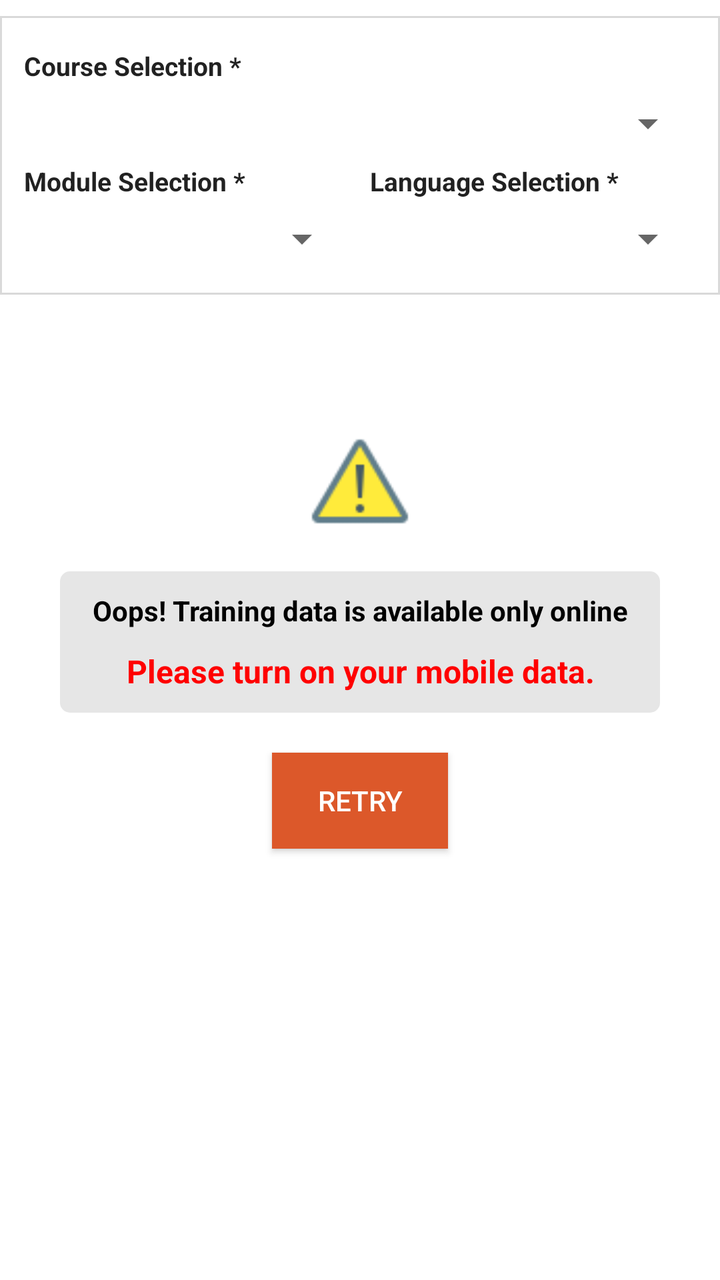
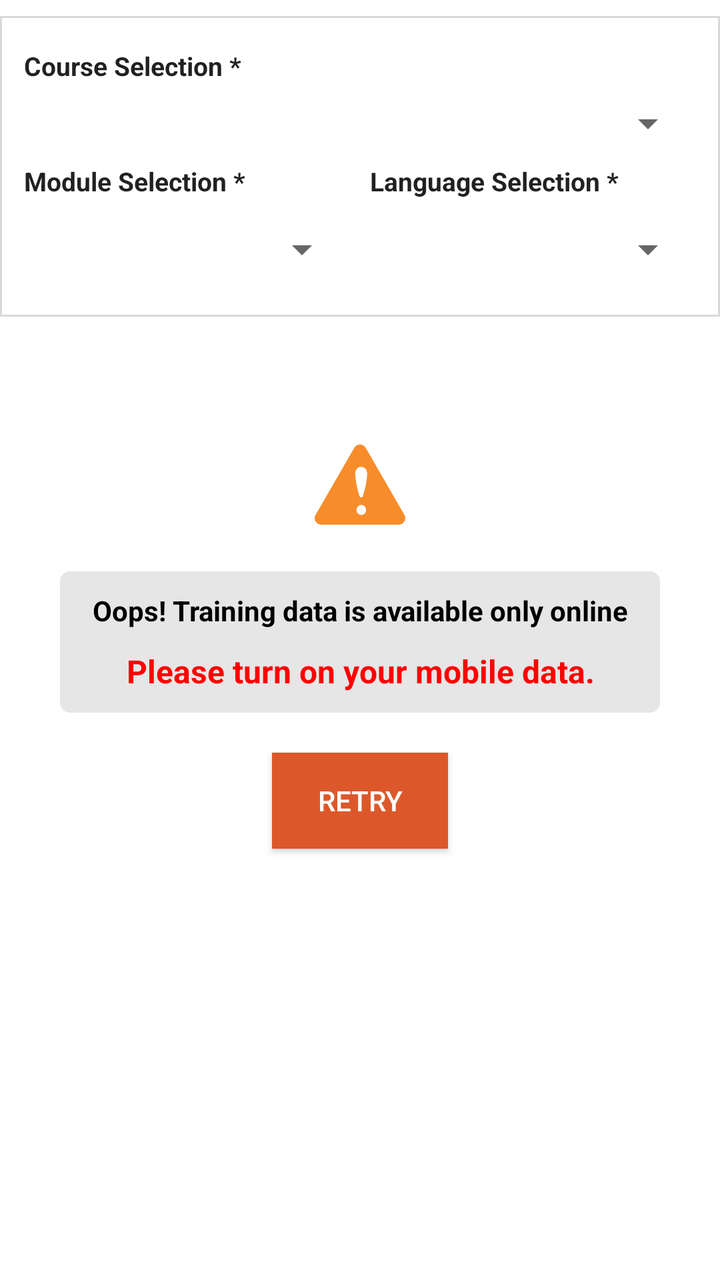

The first picture is an Android layout as it rendered before a commit; the second is the same layout after the commit. The layout source and the unified diff follow.
<!-- AndroidManifest.xml: application theme AppCompactTheme -->
<!-- res/layout/activity_managing_training.xml -->
<?xml version="1.0" encoding="utf-8"?>
<RelativeLayout xmlns:android="http://schemas.android.com/apk/res/android"
    xmlns:tools="http://schemas.android.com/tools"
    android:layout_width="match_parent"
    android:layout_height="match_parent"
    xmlns:app="http://schemas.android.com/apk/res-auto"
    tools:context=".ManagingTrainingActivity"
    android:id="@+id/parent_layout"
    android:background="@color/white"
    >
    <RelativeLayout
        android:layout_width="match_parent"
        android:layout_height="match_parent"
        android:id="@+id/home_layout">
        <LinearLayout
            android:id="@+id/topLinearLayout"
            android:layout_width="match_parent"
            android:layout_height="wrap_content"
            android:paddingLeft="@dimen/ofis_large_pad"
            android:paddingRight="@dimen/ofis_large_pad"
            android:paddingBottom="@dimen/activity_vertical_margin"
            android:paddingTop="@dimen/activity_vertical_margin"
            android:background="@drawable/border_white_background"
            android:layout_marginTop="@dimen/ofis_med_pad"
            android:orientation="vertical">

            <TextView
                android:layout_width="wrap_content"
                android:layout_height="wrap_content"
                android:textColor="@color/ofis_text_field"
                android:textSize="@dimen/ofis_small_text"
                android:text="@string/course_selection"
                android:textStyle="bold"
                android:layout_marginBottom="@dimen/ofis_med_pad"/>

            <LinearLayout
                android:orientation="horizontal"
                android:layout_width="match_parent"
                android:layout_height="wrap_content"
                android:layout_marginBottom="@dimen/ofis_med_pad">

                <Spinner
                    android:layout_width="0dp"
                    android:layout_height="wrap_content"
                    android:id="@+id/spinner_course"
                    android:layout_weight="1"
                    android:hint="Select Course"
                    android:nextFocusDown="@+id/spinner_module"
                    />


            </LinearLayout>

            <LinearLayout
                android:orientation="horizontal"
                android:layout_width="match_parent"
                android:layout_height="wrap_content"
                android:weightSum="2"
                >
                <LinearLayout
                    android:layout_width="0dp"
                    android:layout_height="wrap_content"
                    android:orientation="vertical"
                    android:layout_weight="1"
                    android:layout_marginRight="@dimen/margin_10">
                    <TextView
                        android:layout_width="wrap_content"
                        android:layout_height="wrap_content"
                        android:textColor="@color/ofis_text_field"
                        android:textSize="@dimen/ofis_small_text"
                        android:text="@string/module_selection"
                        android:textStyle="bold"
                        android:layout_marginBottom="@dimen/ofis_med_pad"/>

                    <Spinner
                        android:layout_width="match_parent"
                        android:layout_height="wrap_content"
                        android:id="@+id/spinner_module"
                        android:layout_weight="1"
                        android:nextFocusDown="@+id/spinner_language"
                        android:paddingRight="20dp"
                       />
                </LinearLayout>

                <LinearLayout
                    android:layout_width="0dp"
                    android:layout_height="wrap_content"
                    android:orientation="vertical"
                    android:layout_weight="1">
                    <TextView
                        android:layout_width="wrap_content"
                        android:layout_height="wrap_content"
                        android:textColor="@color/ofis_text_field"
                        android:textSize="@dimen/ofis_small_text"
                        android:text="@string/language_selection"
                        android:textStyle="bold"
                        android:layout_marginBottom="@dimen/ofis_med_pad"/>
                    <Spinner
                        android:layout_width="match_parent"
                        android:layout_height="wrap_content"
                        android:id="@+id/spinner_language"
                        android:layout_weight="1" />
                </LinearLayout>

            </LinearLayout>

        </LinearLayout>
        
        <HorizontalScrollView
            android:layout_width="match_parent"
            android:layout_height="wrap_content"
            android:id="@+id/scrollView"
            android:layout_below="@+id/topLinearLayout">
            <LinearLayout
                android:id="@+id/TabviewLayout"
                android:layout_width="match_parent"
                android:layout_height="wrap_content"
                android:layout_below="@+id/scrollView"
                android:layout_margin="10dp"
                android:orientation="horizontal"
                >

            </LinearLayout>
        </HorizontalScrollView >
        

        <RelativeLayout
            android:id="@+id/ListRelativeLayout"
            android:layout_width="match_parent"
            android:layout_height="match_parent"
            android:layout_below="@+id/scrollView"
            >
            <androidx.recyclerview.widget.RecyclerView
                android:id="@+id/recycler_view"
                android:layout_width="match_parent"
                android:layout_height="match_parent" />
            <TextView
                android:layout_width="match_parent"
                android:layout_height="match_parent"
                android:id="@+id/media_text"
                android:text="@string/media"
                android:gravity="center"/>

        </RelativeLayout>
    </RelativeLayout>
    <RelativeLayout
        android:layout_width="match_parent"
        android:layout_height="match_parent"
        android:id="@+id/check_network">

        <LinearLayout
            android:id="@+id/network_linear_layout"
            android:layout_width="match_parent"
            android:layout_height="match_parent"
            android:layout_marginStart="@dimen/margin_10"
            android:layout_marginTop="@dimen/margin_10"
            android:layout_marginEnd="@dimen/margin_10"
            android:layout_marginBottom="@dimen/margin_10"
            android:gravity="center"
            android:orientation="vertical">

            <ImageView
                android:id="@+id/caution_img"
                android:layout_width="50dp"
                android:layout_height="50dp"
                android:src="@drawable/ic_warning" />

            <LinearLayout
                android:id="@+id/text_layout"
                android:layout_width="match_parent"
                android:layout_height="wrap_content"
                android:layout_margin="20dp"
                android:background="@drawable/network_background"
                android:orientation="vertical">

                <TextView
                    android:id="@+id/text_caution1"
                    android:layout_width="match_parent"
                    android:layout_height="wrap_content"
                    android:gravity="center"
                    android:padding="10dp"
                    android:text="@string/Alert_text_line1"
                    android:textAlignment="center"
                    android:textColor="@color/black"
                    android:textSize="14sp"
                    android:textStyle="bold" />

                <TextView
                    android:id="@+id/text_caution2"
                    android:layout_width="match_parent"
                    android:layout_height="wrap_content"
                    android:gravity="center"
                    android:paddingBottom="10dp"
                    android:text="@string/Alert_text_line2"
                    android:textAlignment="center"
                    android:textColor="#FF0000"
                    android:textSize="16sp"
                    android:textStyle="bold" />


            </LinearLayout>

            <Button
                android:id="@+id/retry_btn"
                android:layout_width="wrap_content"
                android:layout_height="wrap_content"
                android:background="@color/ofis_action_button_background"
                android:text="@string/retry_btn_text"
                android:textColor="@color/white" />

        </LinearLayout>
    </RelativeLayout>
</RelativeLayout>
<!-- resources referenced by this layout -->
<resources>
  <color name="black">#000000</color>
  <color name="ofis_action_button_background">#dc582a</color>
  <color name="ofis_text_field">#DE000000</color>
  <color name="white">#FFFFFF</color>
  <dimen name="activity_vertical_margin">16dp</dimen>
  <dimen name="margin_10">10dp</dimen>
  <dimen name="ofis_large_pad">12dp</dimen>
  <dimen name="ofis_med_pad">8dp</dimen>
  <dimen name="ofis_small_text">13sp</dimen>
  <!-- drawable ic_warning: png bitmap (drawable, 1365 bytes) -->
  <string name="Alert_text_line1">Oops! Training data is available only online</string>
  <string name="Alert_text_line2">Please turn on your mobile data.</string>
  <string name="course_selection">Course Selection *</string>
  <string name="language_selection">Language Selection *</string>
  <string name="media">Media</string>
  <string name="module_selection">Module Selection *</string>
  <string name="retry_btn_text">Retry</string>
  <color name="ofis_base_font_white">#ffffff</color>
  <color name="ofis_input_field_separator">#26000000</color>
  <style name="SpinnerItem" parent="Widget.AppCompat.TextView.SpinnerItem">
          <item name="android:textColor">@color/ofis_base_font_white</item>
          <item name="android:textSize">@dimen/ofis_spinner_text</item>
      </style>
  <style name="AppTheme.ActionBarStyle" parent="Theme.AppCompat.Light">
          <item name="titleTextStyle">@style/AppTheme.ActionBar.TitleTextStyle</item>
      </style>
  <dimen name="ofis_spinner_text">14sp</dimen>
  <color name="ofis_spinner_item_background">@color/ofis_actionbar_background</color>
  <dimen name="ofis_spinner_itemseparator">1dp</dimen>
  <color name="ofis_spinner_divider">#ff333333</color>
  <style name="AppTheme.ActionBar.TitleTextStyle" parent="android:TextAppearance">
          <item name="android:textSize">@dimen/ofis_large_text</item>
          <item name="android:textStyle">bold</item>
      </style>
  <color name="ofis_actionbar_background">#dddddd</color>
  <dimen name="ofis_large_text">17sp</dimen>
  <!-- unchanged entries left out for length: 5 -->
</resources>

<!-- the commit's change to res/layout/activity_managing_training.xml (unified diff, before → after) -->
@@ -4,7 +4,7 @@
     android:layout_width="match_parent"
     android:layout_height="match_parent"
     xmlns:app="http://schemas.android.com/apk/res-auto"
-    tools:context=".ManagingTrainingActivity"
+    tools:context=".ManageTrainingRecords.ManagingTrainingActivity"
     android:id="@+id/parent_layout"
     android:background="@color/white"
     >
@@ -74,7 +74,7 @@
 
                     <Spinner
                         android:layout_width="match_parent"
-                        android:layout_height="wrap_content"
+                        android:layout_height="35dp"
                         android:id="@+id/spinner_module"
                         android:layout_weight="1"
                         android:nextFocusDown="@+id/spinner_language"
@@ -97,7 +97,7 @@
                         android:layout_marginBottom="@dimen/ofis_med_pad"/>
                     <Spinner
                         android:layout_width="match_parent"
-                        android:layout_height="wrap_content"
+                        android:layout_height="35dp"
                         android:id="@+id/spinner_language"
                         android:layout_weight="1" />
                 </LinearLayout>
@@ -106,40 +106,40 @@
 
         </LinearLayout>
         
-        <HorizontalScrollView
+        <LinearLayout
+            android:id="@+id/TabviewLayout"
             android:layout_width="match_parent"
             android:layout_height="wrap_content"
-            android:id="@+id/scrollView"
-            android:layout_below="@+id/topLinearLayout">
-            <LinearLayout
-                android:id="@+id/TabviewLayout"
-                android:layout_width="match_parent"
-                android:layout_height="wrap_content"
-                android:layout_below="@+id/scrollView"
-                android:layout_margin="10dp"
-                android:orientation="horizontal"
-                >
-
-            </LinearLayout>
-        </HorizontalScrollView >
+            android:layout_below="@+id/topLinearLayout"
+            android:layout_margin="10dp"
+            android:orientation="horizontal"
+            >
+            
+            <com.google.android.material.tabs.TabLayout
+                android:layout_width="match_parent"
+                android:layout_height="match_parent"
+                android:id="@+id/tablayout"
+                app:tabMaxWidth="@dimen/table_width200"
+                app:tabBackground="@drawable/tab_indicator"
+                app:tabTextColor="@color/white"
+                app:tabSelectedTextColor="@color/white"
+                app:tabMinWidth="180dp"
+                />
+
+        </LinearLayout>
         
 
         <RelativeLayout
             android:id="@+id/ListRelativeLayout"
             android:layout_width="match_parent"
             android:layout_height="match_parent"
-            android:layout_below="@+id/scrollView"
+            android:layout_below="@+id/TabviewLayout"
             >
-            <androidx.recyclerview.widget.RecyclerView
-                android:id="@+id/recycler_view"
-                android:layout_width="match_parent"
-                android:layout_height="match_parent" />
-            <TextView
+            <androidx.viewpager.widget.ViewPager
                 android:layout_width="match_parent"
                 android:layout_height="match_parent"
-                android:id="@+id/media_text"
-                android:text="@string/media"
-                android:gravity="center"/>
+                android:id="@+id/viewpager"
+                />
 
         </RelativeLayout>
     </RelativeLayout>
@@ -163,7 +163,7 @@
                 android:id="@+id/caution_img"
                 android:layout_width="50dp"
                 android:layout_height="50dp"
-                android:src="@drawable/ic_warning" />
+                android:src="@drawable/icon_warning" />
 
             <LinearLayout
                 android:id="@+id/text_layout"
<!-- resource entries referenced after the edit -->
@@ -9,16 +9,40 @@
   <dimen name="ofis_large_pad">12dp</dimen>
   <dimen name="ofis_med_pad">8dp</dimen>
   <dimen name="ofis_small_text">13sp</dimen>
-  <!-- drawable ic_warning: png bitmap (drawable, 1365 bytes) -->
+  <dimen name="table_width200">200dp</dimen>
+  <!-- drawable icon_warning (drawable) -->
+  <vector xmlns:android="http://schemas.android.com/apk/res/android"
+      android:width="31dp"
+      android:height="27dp"
+      android:viewportWidth="31"
+      android:viewportHeight="27">
+    <path
+        android:pathData="M27.546,26.5L3.454,26.5C2.913,26.5 2.427,26.22 2.156,25.752C1.885,25.283 1.884,24.723 2.153,24.253L14.199,3.27C14.47,2.799 14.956,2.517 15.5,2.517C16.044,2.517 16.53,2.799 16.801,3.27L28.847,24.253C29.116,24.723 29.115,25.283 28.844,25.752C28.573,26.22 28.087,26.5 27.546,26.5Z"
+        android:fillColor="#f78c2a"
+        android:strokeColor="#00000000"/>
+    <path
+        android:pathData="M15.5,3.017C15.326,3.017 14.893,3.066 14.633,3.519L2.587,24.502C2.328,24.953 2.502,25.351 2.589,25.501C2.676,25.651 2.934,26 3.454,26L27.546,26C28.066,26 28.324,25.651 28.411,25.501C28.498,25.351 28.672,24.953 28.413,24.502L16.367,3.519C16.107,3.066 15.674,3.017 15.5,3.017M15.5,2.017C16.175,2.017 16.85,2.352 17.235,3.021L29.28,24.004C30.046,25.338 29.083,27 27.546,27L3.454,27C1.917,27 0.954,25.338 1.72,24.004L13.765,3.021C14.15,2.352 14.825,2.017 15.5,2.017Z"
+        android:fillColor="#f78c2a"
+        android:strokeColor="#00000000"/>
+    <path
+        android:pathData="M15.861,24.004a1.6,1.6 0,0 1,0 -3.189,1.48 1.48,0 0,1 1.518,1.595A1.493,1.493 0,0 1,15.861 24.004ZM16.462,17.915c-0.23,0.783 -0.953,0.8 -1.194,0a28.862,28.862 0,0 1,-1.264 -6.669c0,-2.988 3.738,-3 3.738,0A29.544,29.544 0,0 1,16.458 17.915Z"
+        android:fillColor="#fff"/>
+  </vector>
+  <!-- drawable tab_indicator (drawable) -->
+  <?xml version="1.0" encoding="utf-8"?>
+  <selector xmlns:android="http://schemas.android.com/apk/res/android">
+      <item android:drawable="@color/ofis_action_button_background" android:state_selected="true"/>
+      <item android:drawable="@color/disabled_gray"/>
+  </selector>
   <string name="Alert_text_line1">Oops! Training data is available only online</string>
   <string name="Alert_text_line2">Please turn on your mobile data.</string>
   <string name="course_selection">Course Selection *</string>
   <string name="language_selection">Language Selection *</string>
-  <string name="media">Media</string>
   <string name="module_selection">Module Selection *</string>
   <string name="retry_btn_text">Retry</string>
   <color name="ofis_base_font_white">#ffffff</color>
   <color name="ofis_input_field_separator">#26000000</color>
+  <color name="disabled_gray">#CCCCCC</color>
   <style name="SpinnerItem" parent="Widget.AppCompat.TextView.SpinnerItem">
           <item name="android:textColor">@color/ofis_base_font_white</item>
           <item name="android:textSize">@dimen/ofis_spinner_text</item>
